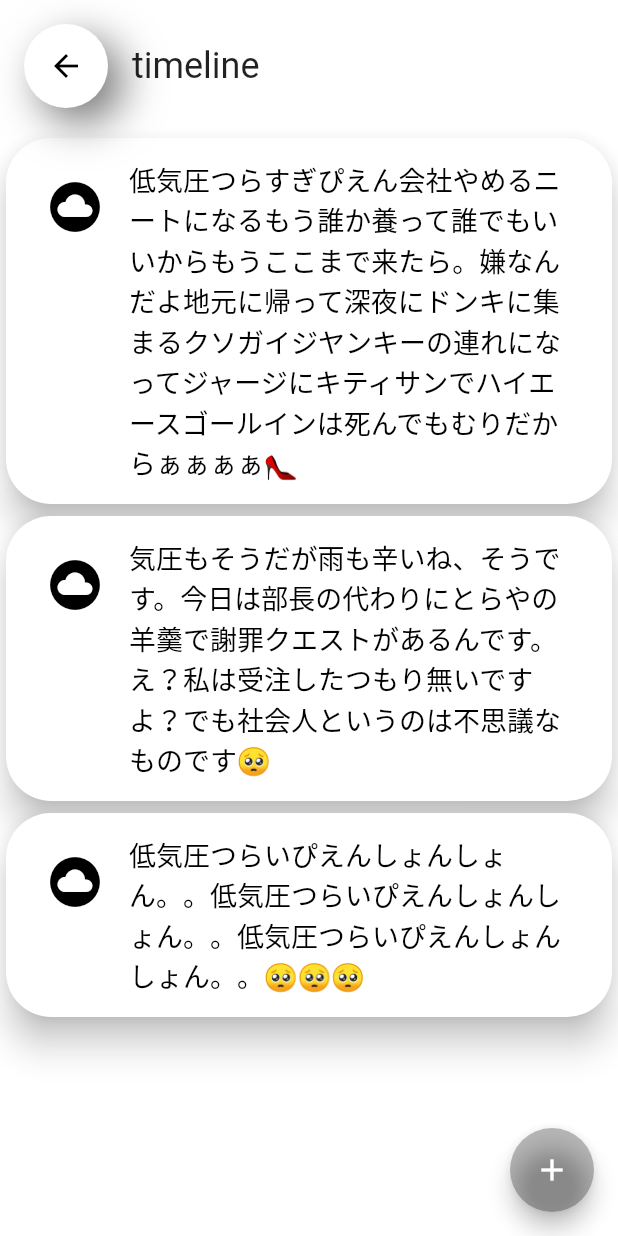
After one commit to higedamc/kiatsu, a Flutter app: the Timeline screen opened by its route, on a phone screen of 412 x 824 dp. The commit adds this screen. Run offline on Flutter 3.47's test engine with Material 2 defaults, Android fonts, the phone set to English and light mode, and no system bars; drawn by our look-alikes of flutter_neumorphic; our stand-ins replace cloud_firestore, firebase_core, firebase_crashlytics, firebase_remote_config, get_it, modal_bottom_sheet and 5 more; missing offline and left inert: flutter_string_encryption, geolocation; accounts and stored records are empty; statements that could not run were skipped.

Commit message:
feat: timeline

```diff
--- a/lib/main.dart
+++ b/lib/main.dart
@@ -8,6 +8,7 @@ import 'package:flutter_neumorphic/flutter_neumorphic.dart';
 import 'package:kiatsu/locator.dart';
 import 'package:kiatsu/pages/home_page.dart';
 import 'package:kiatsu/pages/setting_page.dart';
+import 'package:kiatsu/pages/timeline.dart';
 // import 'package:kiatsu/services/remote_config.dart';
 import 'package:shared_preferences/shared_preferences.dart';
 
@@ -146,6 +147,7 @@ class MyApp extends StatelessWidget {
       // initialRoute: '/a',
       routes: {
         '/a': (BuildContext context) => SettingPage(),
+        '/timeline': (BuildContext context) => Timeline(),
         // '/loginsignup': (BuildContext context) => LoginSignupPage(),
         // '/root': (BuildContext context) => RootPage(),
       },
--- /dev/null
+++ b/lib/pages/timeline.dart
@@ -0,0 +1,55 @@
+import 'package:flutter/material.dart';
+import 'package:flutter_neumorphic/flutter_neumorphic.dart';
+
+class Timeline extends StatelessWidget {
+  @override
+  Widget build(BuildContext context) {
+    var listitem = [
+      '低気圧つらすぎぴえん会社やめるニートになるもう誰か養って誰でもいいからもうここまで来たら。嫌なんだよ地元に帰って深夜にドンキに集まるクソガイジヤンキーの連れになってジャージにキティサンでハイエースゴールインは死んでもむりだからぁぁぁぁ👠',
+      '気圧もそうだが雨も辛いね、そうです。今日は部長の代わりにとらやの羊羹で謝罪クエストがあるんです。え？私は受注したつもり無いですよ？でも社会人というのは不思議なものです🥺',
+      '低気圧つらいぴえんしょんしょん。。低気圧つらいぴえんしょんしょん。。低気圧つらいぴえんしょんしょん。。🥺🥺🥺',
+    ];
+    return Scaffold(
+        appBar: NeumorphicAppBar(
+          title: Text('timeline'),
+        ),
+        body: ListView.builder(
+          itemBuilder: (BuildContext context, int index) {
+            return Container(
+                child: GestureDetector(
+              child: Card(
+                shape: RoundedRectangleBorder(
+                    borderRadius: BorderRadius.circular(30.0)),
+                elevation: 10,
+                child: Container(
+                  margin: EdgeInsets.all(10.0),
+                  child: Column(children: <Widget>[
+                    ListTile(
+                      leading: Icon(
+                        Icons.cloud_circle,
+                        size: 40,
+                        color: Colors.black,
+                      ),
+                      title: Text(listitem[index].toString(),
+                          style:
+                              TextStyle(fontSize: 18.0, color: Colors.black)),
+                    ),
+                  ]),
+                ),
+              ),
+            ));
+          },
+          itemCount: listitem.length,
+        ),
+        floatingActionButton: FloatingActionButton(
+          backgroundColor: Colors.black26,
+          onPressed: () {},
+          child: IconButton(
+            icon: Icon(
+              Icons.add,
+              color: Colors.white,
+            ),
+          ),
+        ));
+  }
+}
```
